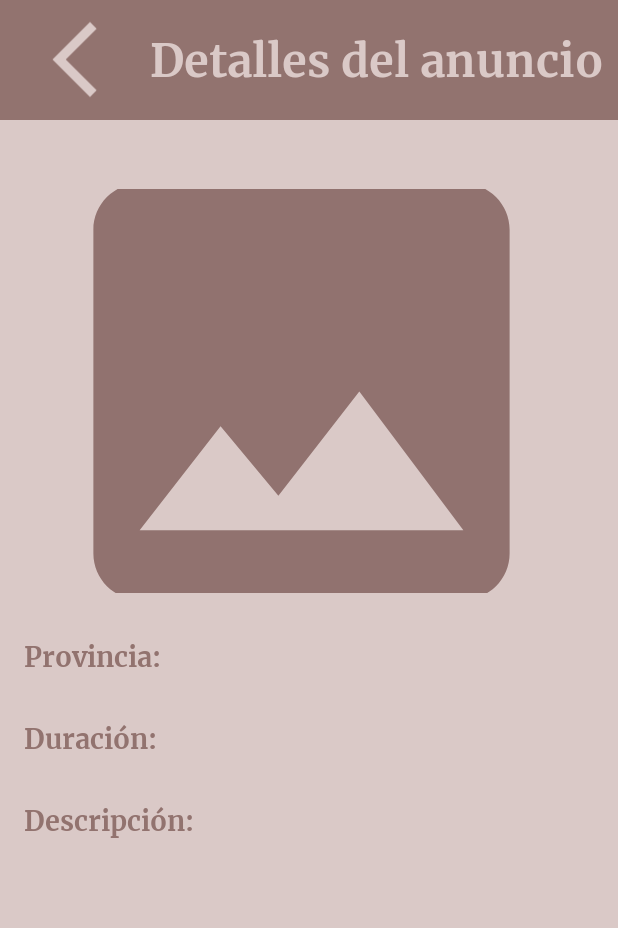
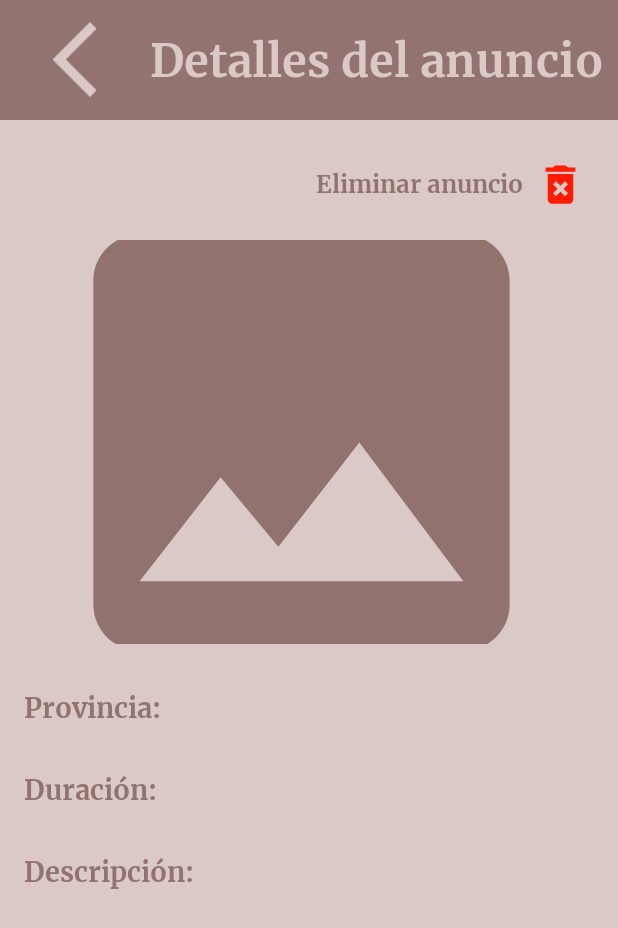
Before and after one commit to vlady113/LuckyPets, an Android app built with Jetpack Compose: the PostActivity screen opened directly, with no data from a screen before it, on a phone screen of 412 x 824 dp. Shown: the top 928 px of the screen. Run offline under Robolectric (Android 15) with nearby library versions, the phone set to English and light mode, and no system bars.

Commit message:
Se ha implementado elemento de interfaz para eliminar un anuncio
Se ha implementado un elemento de interfaz que permite eliminar un anuncio, solamente para el usuario que haya publicado ese anuncio con ese mismo corréo electrónico.

```diff
--- a/AppMovil/LuckyPets/app/build.gradle.kts
+++ b/AppMovil/LuckyPets/app/build.gradle.kts
@@ -89,7 +89,7 @@ dependencies {
     implementation ("com.github.bumptech.glide:glide:4.12.0")
     annotationProcessor ("com.github.bumptech.glide:compiler:4.12.0")
     // Material
-    implementation ("com.google.android.material:material:1.6.0")
+    implementation ("com.google.android.material:material:1.4.0")
     // AppCompat
     implementation ("androidx.appcompat:appcompat:1.3.0")
 
--- a/AppMovil/LuckyPets/app/src/main/java/com/vgt/luckypets/activity/PostActivity.kt
+++ b/AppMovil/LuckyPets/app/src/main/java/com/vgt/luckypets/activity/PostActivity.kt
@@ -6,6 +6,7 @@ import android.os.Bundle
 import android.util.Base64
 import android.view.View
 import android.widget.ImageView
+import android.widget.LinearLayout
 import android.widget.TextView
 import androidx.appcompat.app.AppCompatActivity
 import androidx.core.view.ViewCompat
@@ -14,6 +15,10 @@ import com.vgt.luckypets.R
 import java.io.ByteArrayInputStream
 
 class PostActivity : AppCompatActivity() {
+
+    private lateinit var currentUserEmail: String
+    private lateinit var postOwnerEmail: String
+
     override fun onCreate(savedInstanceState: Bundle?) {
         super.onCreate(savedInstanceState)
         setContentView(R.layout.activity_post)
@@ -22,6 +27,16 @@ class PostActivity : AppCompatActivity() {
             val systemBars = insets.getInsets(WindowInsetsCompat.Type.systemBars())
             v.setPadding(systemBars.left, systemBars.top, systemBars.right, systemBars.bottom)
             insets
+        }
+
+        currentUserEmail = getCurrentUserEmail()
+        postOwnerEmail = intent.getStringExtra("post_owner_email") ?: ""
+
+        val layoutEliminarAnuncio = findViewById<LinearLayout>(R.id.layoutEliminarAnuncio)
+        if (currentUserEmail == postOwnerEmail) {
+            layoutEliminarAnuncio.visibility = View.VISIBLE
+        } else {
+            layoutEliminarAnuncio.visibility = View.GONE
         }
 
         val provincia = intent.getStringExtra("post_provincia")
@@ -43,6 +58,12 @@ class PostActivity : AppCompatActivity() {
         }
     }
 
+    private fun getCurrentUserEmail(): String {
+        // Lógica para obtener el correo electrónico del usuario actual, por ejemplo, desde SharedPreferences
+        val sharedPreferences = getSharedPreferences("login_prefs", MODE_PRIVATE)
+        return sharedPreferences.getString("email", "") ?: ""
+    }
+
     fun volverAtras(view: View?) {
         val intent = Intent(this, PrincipalActivity::class.java)
         intent.addFlags(Intent.FLAG_ACTIVITY_CLEAR_TOP or Intent.FLAG_ACTIVITY_SINGLE_TOP)
--- a/AppMovil/LuckyPets/app/src/main/java/com/vgt/luckypets/activity/PrincipalActivity.kt
+++ b/AppMovil/LuckyPets/app/src/main/java/com/vgt/luckypets/activity/PrincipalActivity.kt
@@ -251,6 +251,7 @@ class PrincipalActivity : AppCompatActivity() {
             putExtra("post_duracion", calculateDuration(post.fechaInicio, post.fechaFin))
             putExtra("post_descripcion", post.descripcion)
             putExtra("post_foto", post.fotoAnuncio)
+            putExtra("post_owner_email", post.usuario.email)
         }
         startActivity(intent)
     }
--- a/AppMovil/LuckyPets/app/src/main/res/layout/activity_post.xml
+++ b/AppMovil/LuckyPets/app/src/main/res/layout/activity_post.xml
@@ -44,11 +44,39 @@
             android:orientation="vertical"
             android:padding="16dp">
 
+            <LinearLayout
+                android:id="@+id/layoutEliminarAnuncio"
+                android:layout_width="wrap_content"
+                android:layout_height="wrap_content"
+                android:orientation="horizontal"
+                android:layout_gravity="end"
+                android:padding="5dp">
+
+                <TextView
+                    android:id="@+id/txtEliminarAnuncio"
+                    android:layout_width="wrap_content"
+                    android:layout_height="wrap_content"
+                    android:layout_centerVertical="true"
+                    android:text="Eliminar anuncio"
+                    android:textColor="#92736F"
+                    android:fontFamily="@font/merriweather_bold"
+                    android:layout_marginTop="10dp"
+                    android:textSize="16sp" />
+
+                <ImageView
+                    android:id="@+id/btnEliminarAnuncio"
+                    android:layout_width="34dp"
+                    android:layout_height="43dp"
+                    android:layout_centerVertical="true"
+                    android:layout_marginStart="8dp"
+                    android:src="@drawable/delete_logo" />
+            </LinearLayout>
+
             <ImageView
                 android:id="@+id/imgPost"
                 android:layout_width="match_parent"
                 android:layout_height="269dp"
-                android:layout_marginTop="30dp"
+                android:layout_marginTop="10dp"
                 android:layout_marginRight="10dp"
                 android:contentDescription="Imagen del anuncio"
                 android:scaleType="centerCrop"
```
